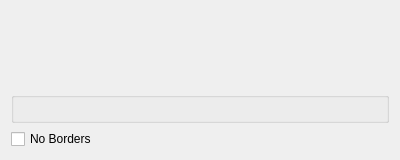
Old version of the form contents/ui/config.ui in the repository kwin-scripts/kwin-tiling.
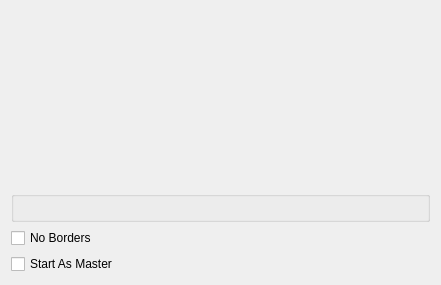
New version of the form. Custom widgets are drawn as their Qt base class.

Commit message:
Add option to open new windows in the master position
NOTE: Find a better way to explain this

```diff
--- a/contents/ui/config.ui
+++ b/contents/ui/config.ui
@@ -6,8 +6,8 @@
    <rect>
     <x>0</x>
     <y>0</y>
-    <width>400</width>
-    <height>160</height>
+    <width>441</width>
+    <height>285</height>
    </rect>
   </property>
   <layout class="QVBoxLayout" name="verticalLayout">
@@ -38,6 +38,13 @@
      </property>
     </widget>
    </item>
+   <item>
+    <widget class="QCheckBox" name="kcfg_startAsMaster">
+     <property name="text">
+      <string>Start As Master</string>
+     </property>
+    </widget>
+   </item>
   </layout>
  </widget>
  <customwidgets>
```
The commit also changes 3 other files.
